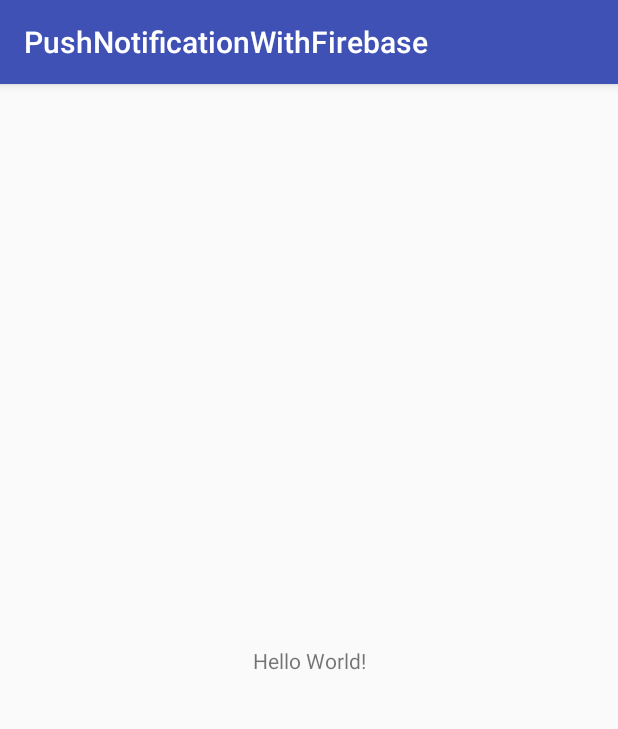
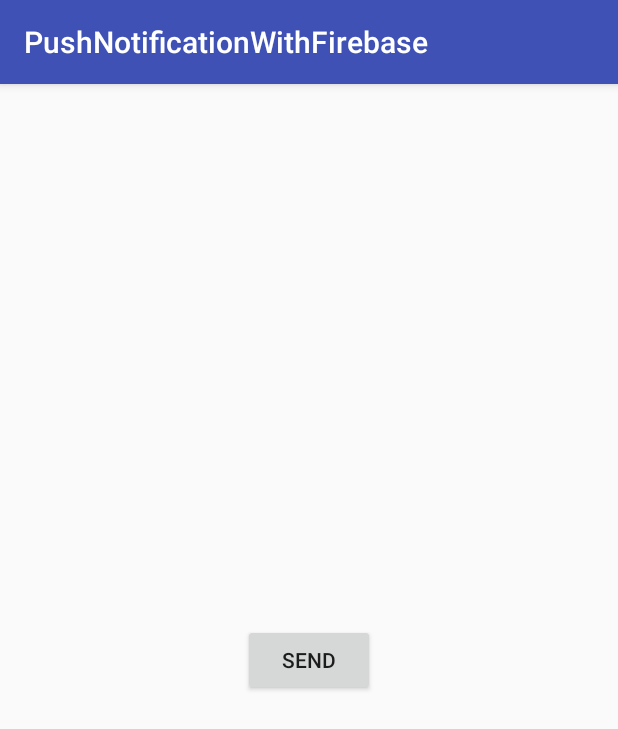
Before and after one commit to ImtiazDipto01/android-pushnotification-firebase, an Android app: the screen it shows after launch (MainActivity), on a phone screen of 412 x 824 dp. Shown: the top 729 px of the screen. Run offline under Robolectric (Android 15) with nearby library versions, the phone set to English and light mode, and no system bars.

```diff
--- a/app/src/main/java/com/example/dipto/pushnotificationwithfirebase/MainActivity.java
+++ b/app/src/main/java/com/example/dipto/pushnotificationwithfirebase/MainActivity.java
@@ -2,12 +2,25 @@ package com.example.dipto.pushnotificationwithfirebase;
 
 import android.support.v7.app.AppCompatActivity;
 import android.os.Bundle;
+import android.view.View;
+import android.widget.Button;
 
 public class MainActivity extends AppCompatActivity {
+
+    Button mybtn ;
 
     @Override
     protected void onCreate(Bundle savedInstanceState) {
         super.onCreate(savedInstanceState);
         setContentView(R.layout.activity_main);
+        mybtn = findViewById(R.id.send_fcm_token) ;
+
+        mybtn.setOnClickListener(new View.OnClickListener() {
+            @Override
+            public void onClick(View view) {
+
+
+            }
+        });
     }
 }
--- a/app/src/main/res/layout/activity_main.xml
+++ b/app/src/main/res/layout/activity_main.xml
@@ -1,18 +1,17 @@
 <?xml version="1.0" encoding="utf-8"?>
-<android.support.constraint.ConstraintLayout xmlns:android="http://schemas.android.com/apk/res/android"
+<RelativeLayout xmlns:android="http://schemas.android.com/apk/res/android"
     xmlns:app="http://schemas.android.com/apk/res-auto"
     xmlns:tools="http://schemas.android.com/tools"
     android:layout_width="match_parent"
     android:layout_height="match_parent"
     tools:context="com.example.dipto.pushnotificationwithfirebase.MainActivity">
 
-    <TextView
+    <Button
+        android:id="@+id/send_fcm_token"
         android:layout_width="wrap_content"
         android:layout_height="wrap_content"
-        android:text="Hello World!"
-        app:layout_constraintBottom_toBottomOf="parent"
-        app:layout_constraintLeft_toLeftOf="parent"
-        app:layout_constraintRight_toRightOf="parent"
-        app:layout_constraintTop_toTopOf="parent" />
+        android:text="SEND"
+        android:layout_centerHorizontal="true"
+        android:layout_centerVertical="true"/>
 
-</android.support.constraint.ConstraintLayout>
+</RelativeLayout>
--- a/app/src/main/res/values/strings.xml
+++ b/app/src/main/res/values/strings.xml
@@ -1,3 +1,6 @@
 <resources>
     <string name="app_name">PushNotificationWithFirebase</string>
+    <string name="pref_name">fcm_pref</string>
+    <string name="fcm_token">fcm_token</string>
+
 </resources>
--- a/build.gradle
+++ b/build.gradle
@@ -8,6 +8,7 @@ buildscript {
     }
     dependencies {
         classpath 'com.android.tools.build:gradle:3.0.1'
+        classpath 'com.google.gms:google-services:3.2.0'
 
 
         // NOTE: Do not place your application dependencies here; they belong
@@ -19,6 +20,11 @@ allprojects {
     repositories {
         google()
         jcenter()
+
+        maven {
+            url "https://maven.google.com" // Google's Maven repository
+        }
+
     }
 }
 
```
Also changed, not shown: app/build.gradle (+10 -3 lines), app/src/main/java/com/example/dipto/pushnotificationwithfirebase/FcmInstanceIdService.java (added, +28 -0 lines), app/src/main/java/com/example/dipto/pushnotificationwithfirebase/Utils.java (added, +12 -0 lines), app/src/main/java/com/example/dipto/pushnotificationwithfirebase/VolleySingleTone.java (added, +43 -0 lines), 1 other file.
